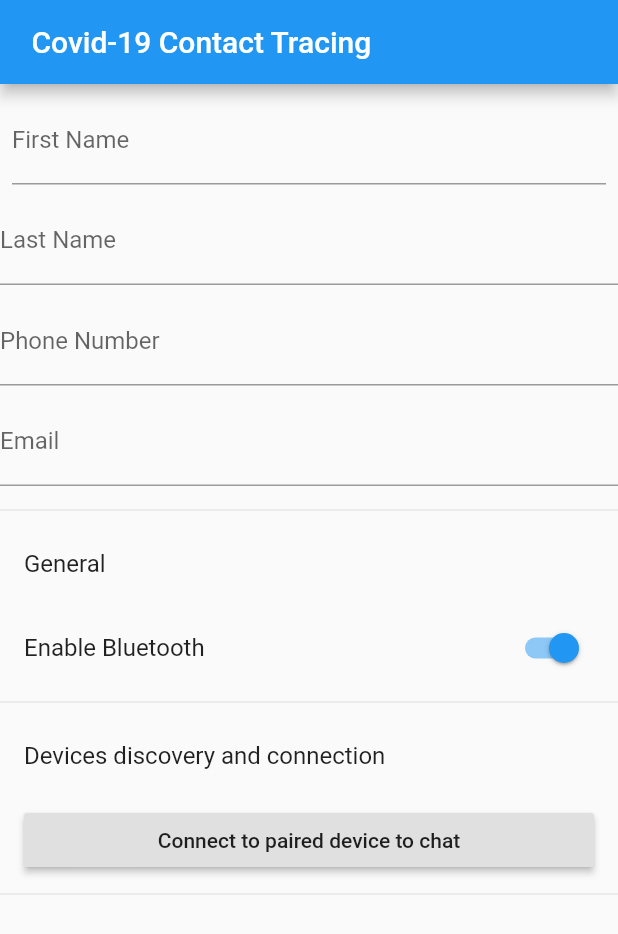
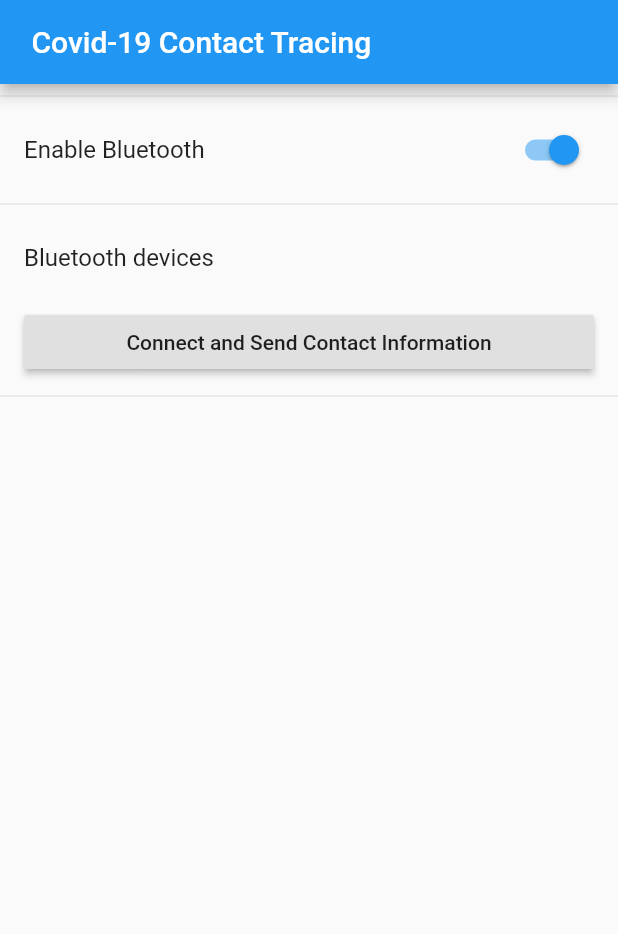
Before and after one commit to NeilByrne97/Applied-Project, a Flutter app: the screen it shows after launch, on a phone screen of 412 x 824 dp. Shown: the top 934 px of the screen. Run offline on Flutter 3.47's test engine with Material 2 defaults, Android fonts, the phone set to English and light mode, and no system bars; our stand-ins replace cloud_firestore, firebase_core, flutter_bluetooth_serial; accounts and stored records are empty; statements that could not run were skipped.

Commit message:
Removed unnecessary UI details on MainPage

```diff
--- a/android_bluetooth_serial_app/lib/ChatPage.dart
+++ b/android_bluetooth_serial_app/lib/ChatPage.dart
@@ -131,7 +131,7 @@ class _ChatPage extends State<ChatPage> {
           title: (isConnecting
               ? Text('Connecting chat to ' + widget.server.name + '...')
               : isConnected
-              ? Text('Live chat with ' + widget.server.name)
+              ? Text('Connected with ' + widget.server.name)
               : Text('Chat log with ' + widget.server.name))),
       body: SafeArea(
         child: Column(
@@ -214,7 +214,7 @@ class _ChatPage extends State<ChatPage> {
                     },
                   ),
                 ),
-                Flexible(
+              /*  Flexible(
                   flex: 2,
                   child: Container(
                     margin: const EdgeInsets.only(left: 16.0),
@@ -232,7 +232,7 @@ class _ChatPage extends State<ChatPage> {
                       enabled: isConnected,
                     ),
                   ),
-                ),
+                ),*/  // Type message
                 Container(
                   margin: const EdgeInsets.all(8.0),
                   child: IconButton(
--- a/android_bluetooth_serial_app/lib/MainPage.dart
+++ b/android_bluetooth_serial_app/lib/MainPage.dart
@@ -123,77 +123,8 @@ class _MainPage extends State<MainPage> {
       body: Container(
         child: ListView(
           children: <Widget>[
-            Padding(
-              padding: const EdgeInsets.all(8.0),
-              child: TextFormField(         // FirstName
-                decoration: InputDecoration(
-                    labelText: "First Name",
-                    fillColor: Colors.white,
-                    focusedBorder: OutlineInputBorder(
-                        borderSide: BorderSide(color: Colors.blue,
-                            width: 2.0
-                        )
-                    )
-                ),
-                onChanged: (String firstName){
-                  getFirstName(firstName);
-                },
-              ),
-            ),
-            Padding(
-              padding: const EdgeInsets.only(bottom: 8.0),
-              child: TextFormField(         // LastName
-                decoration: InputDecoration(
-                    labelText: "Last Name",
-                    fillColor: Colors.white,
-                    focusedBorder: OutlineInputBorder(
-                        borderSide: BorderSide(color: Colors.blue,
-                            width: 2.0
-                        )
-                    )
-                ),
-                onChanged: (String lastName){
-                  getLastName(lastName);
-                },
-              ),
-            ),
-            Padding(
-              padding: const EdgeInsets.only(bottom: 8.0),
-              child: TextFormField(         // PhoneNumber
-                decoration: InputDecoration(
-                    labelText: "Phone Number",
-                    fillColor: Colors.white,
-                    focusedBorder: OutlineInputBorder(
-                        borderSide: BorderSide(color: Colors.blue,
-                            width: 2.0
-                        )
-                    )
-                ),
-                onChanged: (String phoneNumber){
-                  getPhoneNumber(phoneNumber);
-                },
-              ),
-            ),
-            Padding(
-              padding: const EdgeInsets.only(bottom: 8.0),
-              child: TextFormField(         // Email
-                decoration: InputDecoration(
-                    labelText: "Email",
-                    fillColor: Colors.white,
-                    focusedBorder: OutlineInputBorder(
-                        borderSide: BorderSide(color: Colors.blue,
-                            width: 2.0
-                        )
-                    )
-                ),
-                onChanged: (String email){
-                  getEmail(email);
-                },
-              ),
-            ),
-
             Divider(),
-            ListTile(title: const Text('General')),
+           // ListTile(title: const Text('General')),
             SwitchListTile(
               title: const Text('Enable Bluetooth'),
               value: _bluetoothState.isEnabled,
@@ -213,11 +144,11 @@ class _MainPage extends State<MainPage> {
               },
             ),
             Divider(),
-            ListTile(title: const Text('Devices discovery and connection')),
+            ListTile(title: const Text('Bluetooth devices')),
 
             ListTile(
               title: RaisedButton(
-                child: const Text('Connect to paired device to chat'),
+                child: const Text('Connect and Send Contact Information'),
                 onPressed: () async {
                   final BluetoothDevice selectedDevice =
                   await Navigator.of(context).push(
```
